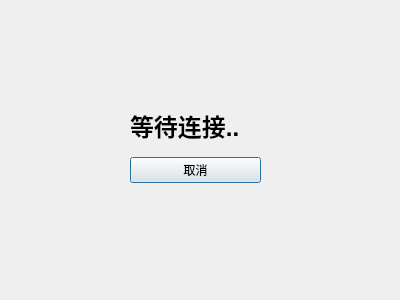
renzibei/ChineseChess, file waitdialog.ui: the form before one commit.
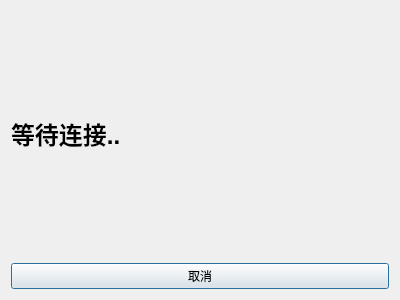
The form after the commit.

Diff of the .ui file:
```diff
--- a/waitdialog.ui
+++ b/waitdialog.ui
@@ -13,15 +13,8 @@
   <property name="windowTitle">
    <string>Dialog</string>
   </property>
-  <widget class="QWidget" name="">
-   <property name="geometry">
-    <rect>
-     <x>130</x>
-     <y>100</y>
-     <width>131</width>
-     <height>83</height>
-    </rect>
-   </property>
+  <layout class="QVBoxLayout" name="verticalLayout_2">
+   <item>
    <layout class="QVBoxLayout" name="verticalLayout">
     <item>
      <widget class="QLabel" name="label">
@@ -38,7 +31,8 @@
      </widget>
     </item>
    </layout>
-  </widget>
+   </item>
+  </layout>
  </widget>
  <resources/>
  <connections/>
```
Lines whose indentation alone changed are shown as unchanged.
